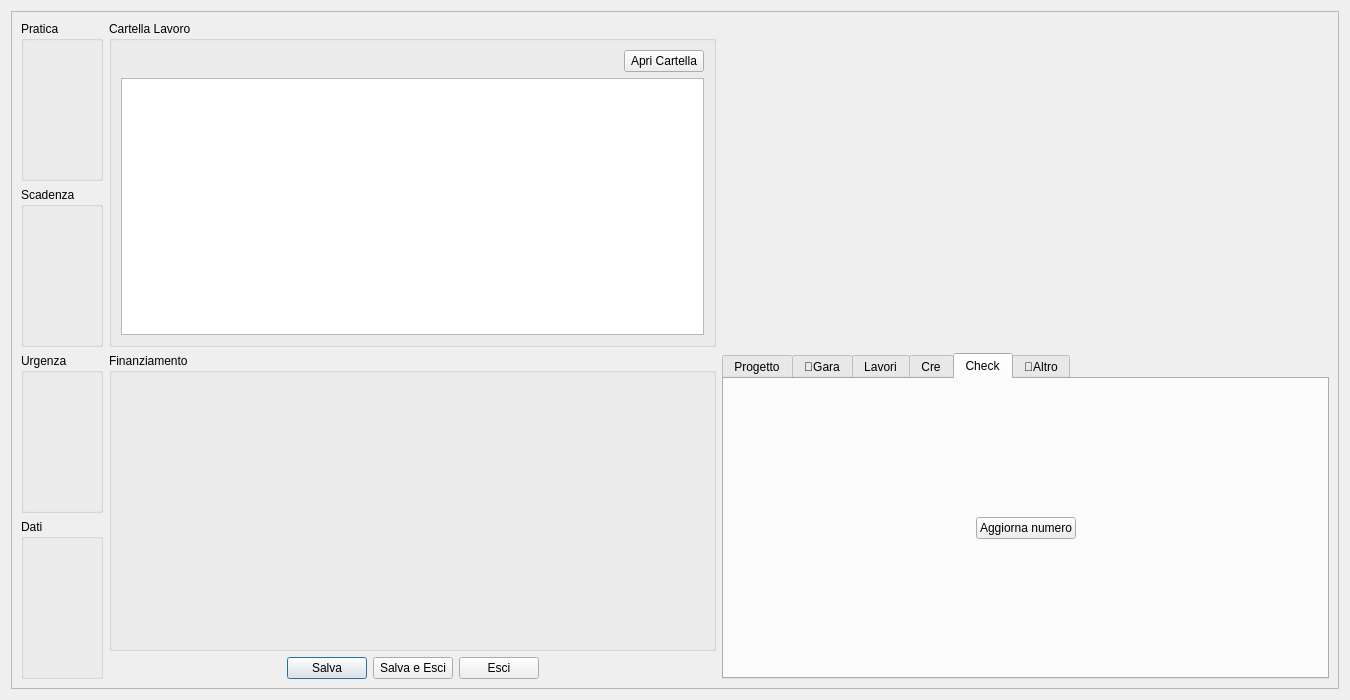
This is schedadettaglio.ui in tarateo78/Praticometro as Qt 5 draws it before an edit. The edited form follows.
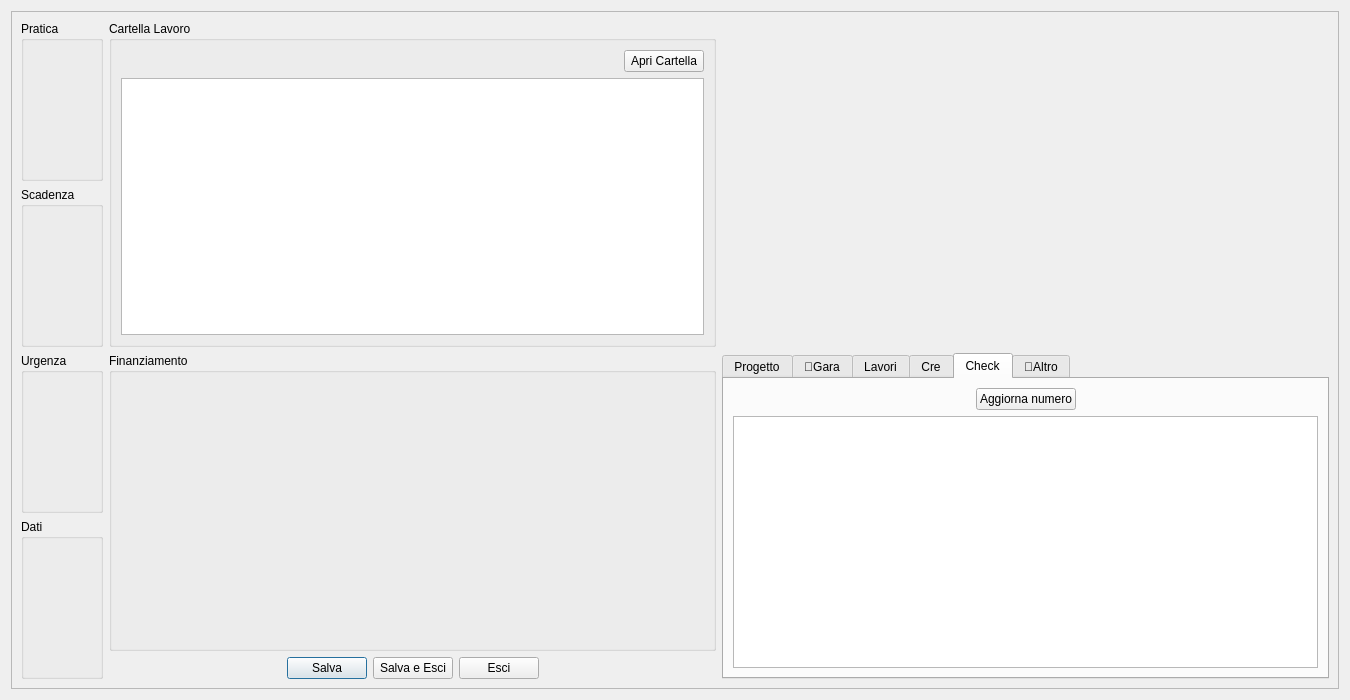
This is the edited form. Icons and pictures are not drawn.

```diff
--- a/schedadettaglio.ui
+++ b/schedadettaglio.ui
@@ -30,8 +30,8 @@
        <rect>
         <x>0</x>
         <y>0</y>
-        <width>1330</width>
-        <height>680</height>
+        <width>1326</width>
+        <height>676</height>
        </rect>
       </property>
       <layout class="QVBoxLayout" name="verticalLayout_2">
@@ -232,6 +232,9 @@
                </item>
               </layout>
              </item>
+             <item>
+              <widget class="QListWidget" name="listaFile"/>
+             </item>
             </layout>
            </widget>
            <widget class="QWidget" name="tabAltro">
```
